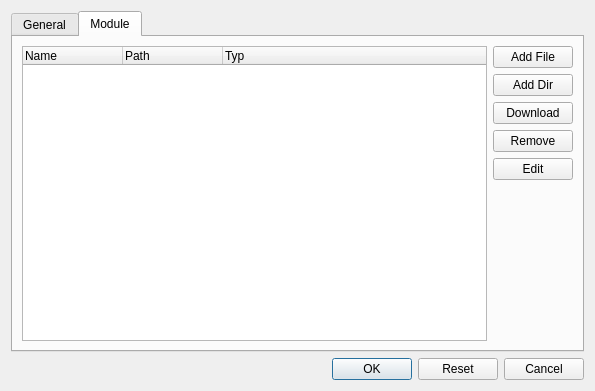
Old version of the form src/ui/settingsdialog.ui in the repository metaxy/openBibleViewer.
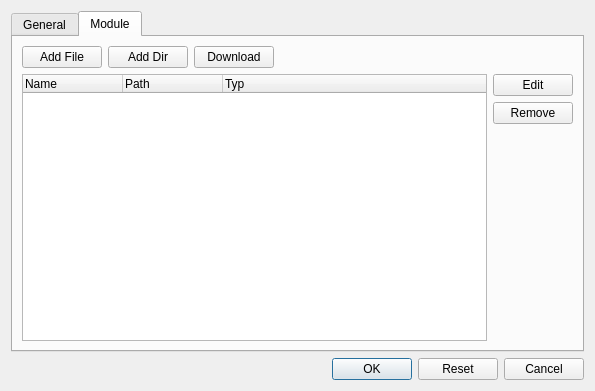
New version of the form. The open tabs and pages were chosen to show the change. Icons and pictures are not drawn.

Commit message: * better Settinsdialog * fix bug (crash when adding a new note with link)

Patch:
```diff
--- a/src/ui/settingsdialog.ui
+++ b/src/ui/settingsdialog.ui
@@ -13,7 +13,7 @@
   <property name="windowTitle">
    <string>Dialog</string>
   </property>
-  <layout class="QVBoxLayout" name="verticalLayout">
+  <layout class="QVBoxLayout" name="verticalLayout_3">
    <item>
     <widget class="QTabWidget" name="tabWidget">
      <property name="sizePolicy">
@@ -29,7 +29,7 @@
       <attribute name="title">
        <string>General</string>
       </attribute>
-      <layout class="QVBoxLayout" name="verticalLayout_4">
+      <layout class="QHBoxLayout" name="horizontalLayout_4">
        <item>
         <layout class="QFormLayout" name="formLayout">
          <item row="0" column="0">
@@ -70,36 +70,11 @@
       <attribute name="title">
        <string>Module</string>
       </attribute>
-      <layout class="QVBoxLayout" name="verticalLayout_5">
+      <layout class="QVBoxLayout" name="verticalLayout_4">
        <item>
-        <layout class="QHBoxLayout" name="horizontalLayout_3">
+        <layout class="QVBoxLayout" name="verticalLayout">
          <item>
-          <widget class="QTreeWidget" name="treeWidget_module">
-           <property name="sizePolicy">
-            <sizepolicy hsizetype="Expanding" vsizetype="Expanding">
-             <horstretch>0</horstretch>
-             <verstretch>0</verstretch>
-            </sizepolicy>
-           </property>
-           <column>
-            <property name="text">
-             <string>Name</string>
-            </property>
-           </column>
-           <column>
-            <property name="text">
-             <string>Path</string>
-            </property>
-           </column>
-           <column>
-            <property name="text">
-             <string>Typ</string>
-            </property>
-           </column>
-          </widget>
-         </item>
-         <item>
-          <layout class="QVBoxLayout" name="verticalLayout_2">
+          <layout class="QHBoxLayout" name="horizontalLayout_2">
            <item>
             <widget class="QPushButton" name="pushButton_addFile">
              <property name="text">
@@ -134,16 +109,49 @@
             </widget>
            </item>
            <item>
-            <widget class="QPushButton" name="pushButton_remove_module">
+            <spacer name="horizontalSpacer_2">
+             <property name="orientation">
+              <enum>Qt::Horizontal</enum>
+             </property>
+             <property name="sizeHint" stdset="0">
+              <size>
+               <width>40</width>
+               <height>20</height>
+              </size>
+             </property>
+            </spacer>
+           </item>
+          </layout>
+         </item>
+         <item>
+          <layout class="QHBoxLayout" name="horizontalLayout_3">
+           <item>
+            <widget class="QTreeWidget" name="treeWidget_module">
+             <property name="sizePolicy">
+              <sizepolicy hsizetype="Expanding" vsizetype="Expanding">
+               <horstretch>0</horstretch>
+               <verstretch>0</verstretch>
+              </sizepolicy>
+             </property>
+             <column>
              <property name="text">
-              <string>Remove</string>
-             </property>
-             <property name="icon">
-              <iconset resource="../icons.qrc">
-               <normaloff>:/icons/16x16/list-remove.png</normaloff>:/icons/16x16/list-remove.png</iconset>
-             </property>
+               <string>Name</string>
+              </property>
+             </column>
+             <column>
+              <property name="text">
+               <string>Path</string>
+              </property>
+             </column>
+             <column>
+              <property name="text">
+               <string>Typ</string>
+              </property>
+             </column>
             </widget>
            </item>
+           <item>
+            <layout class="QVBoxLayout" name="verticalLayout_5">
            <item>
             <widget class="QPushButton" name="pushButton_moduleEdit">
              <property name="text">
@@ -155,6 +163,17 @@
              </property>
             </widget>
            </item>
+             <item>
+              <widget class="QPushButton" name="pushButton_remove_module">
+               <property name="text">
+                <string>Remove</string>
+               </property>
+               <property name="icon">
+                <iconset resource="../icons.qrc">
+                 <normaloff>:/icons/16x16/list-remove.png</normaloff>:/icons/16x16/list-remove.png</iconset>
+               </property>
+              </widget>
+             </item>
            <item>
             <spacer name="verticalSpacer">
              <property name="orientation">
@@ -167,6 +186,8 @@
               </size>
              </property>
             </spacer>
+             </item>
+            </layout>
            </item>
           </layout>
          </item>
```
Left out of the diff: 2 changed lines with no effect on the pictures. Lines whose indentation alone changed are shown as unchanged. The commit also changes 2 other files.
